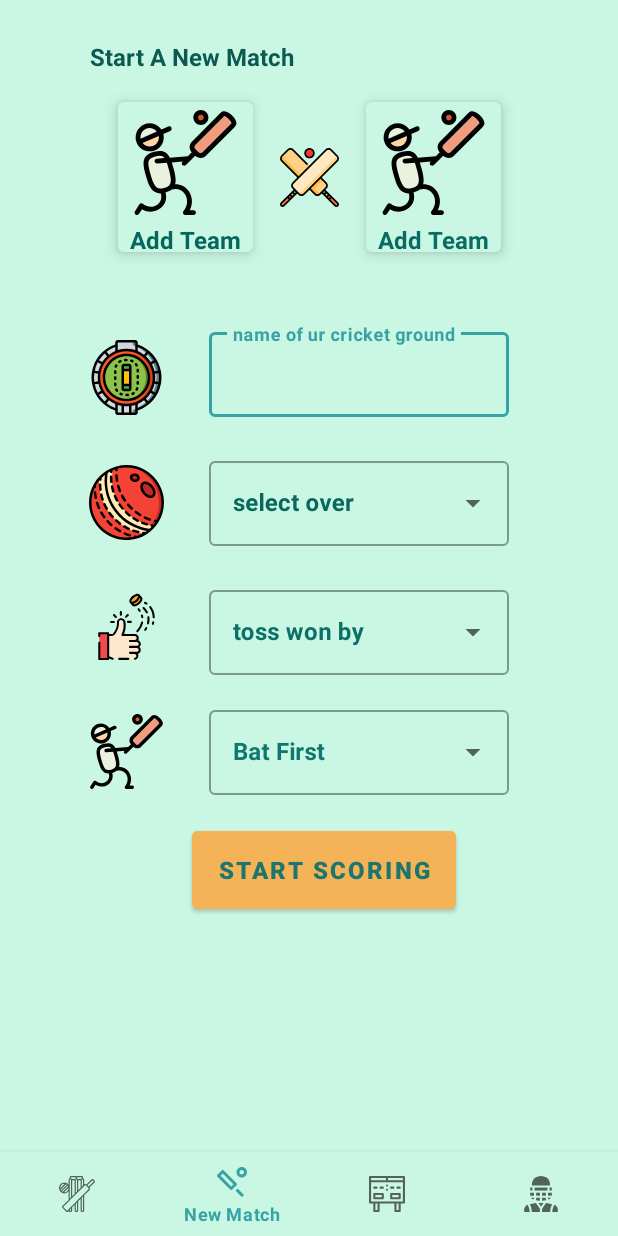
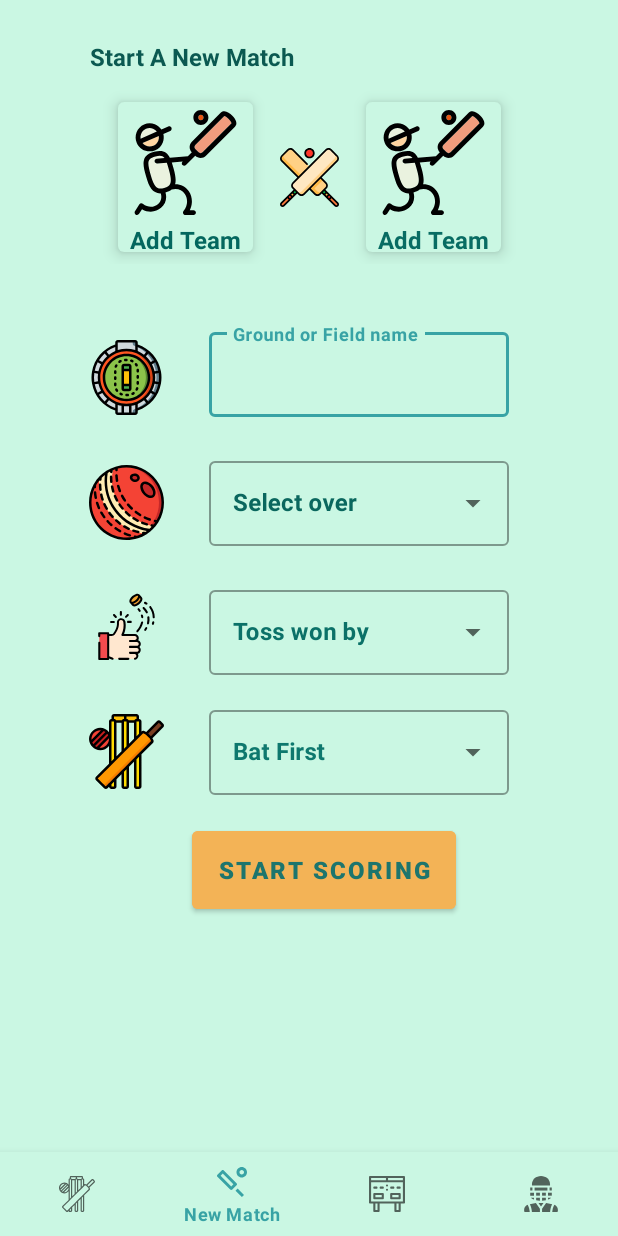
Before and after one commit to NazmulHaqueLimon/ScoreBoard2, an Android app: the screen it shows after launch (MainActivity), on a phone screen of 412 x 824 dp. Run offline under Robolectric (Android 15) with nearby library versions, the phone set to English and light mode, and no system bars; our stand-ins replace Dagger/Hilt's generated code, Room's generated code, data binding, navigation-ui.

Commit message:
UI design improved

```diff
--- a/app/src/main/res/layout/fragment_new_match.xml
+++ b/app/src/main/res/layout/fragment_new_match.xml
@@ -285,7 +285,7 @@
                     app:layout_constraintBottom_toBottomOf="parent"
                     app:layout_constraintStart_toStartOf="parent"
                     app:layout_constraintTop_toBottomOf="@+id/image_toss"
-                    app:srcCompat="@drawable/ic_cricket_batting">
+                    app:srcCompat="@drawable/ic_cricket__2_stump">
 
                 </ImageView>
 
--- a/app/src/main/res/values/strings.xml
+++ b/app/src/main/res/values/strings.xml
@@ -12,9 +12,9 @@
     <string name="add_team_information">Add Team Information:</string>
     <string name="select_a_logo">Select A Team Logo</string>
     <string name="start_scoring">Start Scoring</string>
-    <string name="toss_won_by">toss won by</string>
-    <string name="select_over">select over</string>
-    <string name="name_of_ur_cricket_ground">name of ur cricket ground</string>
+    <string name="toss_won_by">Toss won by</string>
+    <string name="select_over">Select over</string>
+    <string name="name_of_ur_cricket_ground">Ground or Field name</string>
     <string name="add_team">Add Team</string>
     <string name="start_a_new_match">Start A New Match</string>
     <string name="bat_first">Bat First</string>
```
